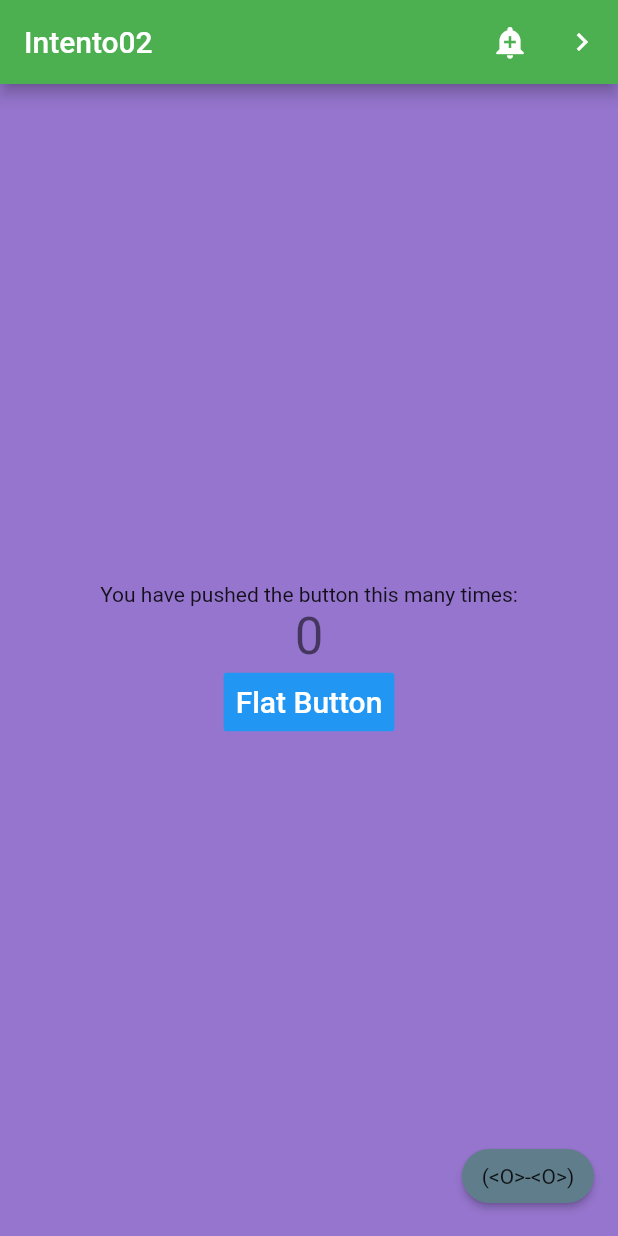
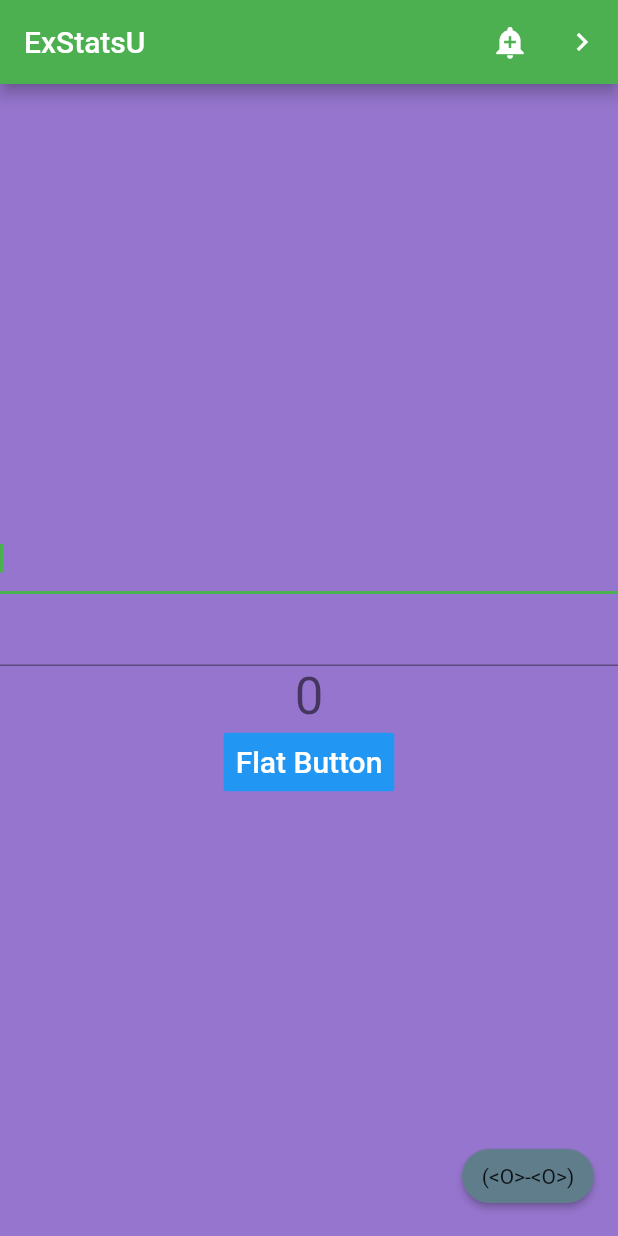
Before and after one commit to k1ltr0h/Proyecto-Tel335-, a Flutter app: the screen it shows after launch, on a phone screen of 412 x 824 dp. Run offline on Flutter 3.47's test engine with Material 2 defaults, Android fonts, the phone set to English and light mode, and no system bars.

Commit message:
Reborn, me las pagarás google cloud!

```diff
--- a/API/database.rules.json
+++ b/API/database.rules.json
@@ -1,7 +1,6 @@
 {
-  /* Visit https://firebase.google.com/docs/database/security to learn more about security rules. */
   "rules": {
-    ".read": false,
-    ".write": false
+    ".read": "auth != null",
+    ".write": "auth != null"
   }
 }
--- a/pro335/lib/main.dart
+++ b/pro335/lib/main.dart
@@ -1,7 +1,9 @@
-import 'dart:ffi';
-
 import 'package:flutter/material.dart';
 import 'fancy_button.dart';
+import 'package:http/http.dart' as http;
+
+var url = "https://proyecto355-03.firebaseapp.com/usuario/add";
+
 
 void main() => runApp(MyApp());
 
@@ -10,11 +12,11 @@ class MyApp extends StatelessWidget {
   @override
   Widget build(BuildContext context) {
     return MaterialApp(
-      title: 'ForoUniversitario',
+      title: 'Hi!',
       theme: ThemeData(
         primarySwatch: Colors.green,
       ),
-      home: MyHomePage(title: 'Intento02'),
+      home: MyHomePage(title: 'ExStatsU'),
     );
   }
 }
@@ -30,11 +32,15 @@ class MyHomePage extends StatefulWidget {
 
 class _MyHomePageState extends State<MyHomePage> {
   int _counter = 0;
+  String nombre, email;
 
   void _incrementCounter() {
     setState(() {
       _counter++;
     });
+  }
+  void register(){
+    http.post(url, body: {"nombre": nombre, "email": email});
   }
 
   void openPage(BuildContext context) {
@@ -53,7 +59,22 @@ class _MyHomePageState extends State<MyHomePage> {
       );
     },
   ));
-}
+  }
+  FocusNode myFocusNode;
+
+  @override
+  void initState() {
+    super.initState();
+
+    myFocusNode = FocusNode();
+  }
+  @override
+  void dispose() {
+    // Clean up the focus node when the Form is disposed.
+    myFocusNode.dispose();
+
+    super.dispose();
+  }
 
   @override
   Widget build(BuildContext context) {
@@ -90,8 +111,21 @@ class _MyHomePageState extends State<MyHomePage> {
         child: Column(
           mainAxisAlignment: MainAxisAlignment.center,
           children: <Widget>[
-            Text(
-              'You have pushed the button this many times:',
+            TextField(
+              autofocus: true,
+              keyboardType: TextInputType.text,
+              textCapitalization: TextCapitalization.sentences,
+              onChanged: (text){
+                nombre = text;
+              },
+            ),
+            TextField(
+              focusNode: myFocusNode,
+              keyboardType: TextInputType.emailAddress,
+              textCapitalization: TextCapitalization.sentences,
+              onChanged: (text){
+                email = text;
+              },
             ),
             Text(
               '$_counter',
@@ -106,6 +140,7 @@ class _MyHomePageState extends State<MyHomePage> {
               splashColor: Colors.blueAccent,
               onPressed: () {
                 _incrementCounter();
+                FocusScope.of(context).requestFocus(myFocusNode);
               },
               child: Text(
                 "Flat Button",
@@ -118,7 +153,7 @@ class _MyHomePageState extends State<MyHomePage> {
       backgroundColor: Colors.deepPurple.shade300,
       floatingActionButton: FancyButton(
         onPressed: (){
-          _incrementCounter();
+          register();
         },
         ),
       ); // This trailing comma makes auto-formatting nicer for build methods.
--- a/pro335/pubspec.yaml
+++ b/pro335/pubspec.yaml
@@ -19,10 +19,10 @@ environment:
 dependencies:
   flutter:
     sdk: flutter
-
   # The following adds the Cupertino Icons font to your application.
   # Use with the CupertinoIcons class for iOS style icons.
   cupertino_icons: ^0.1.2
+  http: ^0.12.0
 
 dev_dependencies:
   flutter_test:
```
Also changed, not shown: API/firebase.json, pro335/pubspec.lock, 8 other files.
